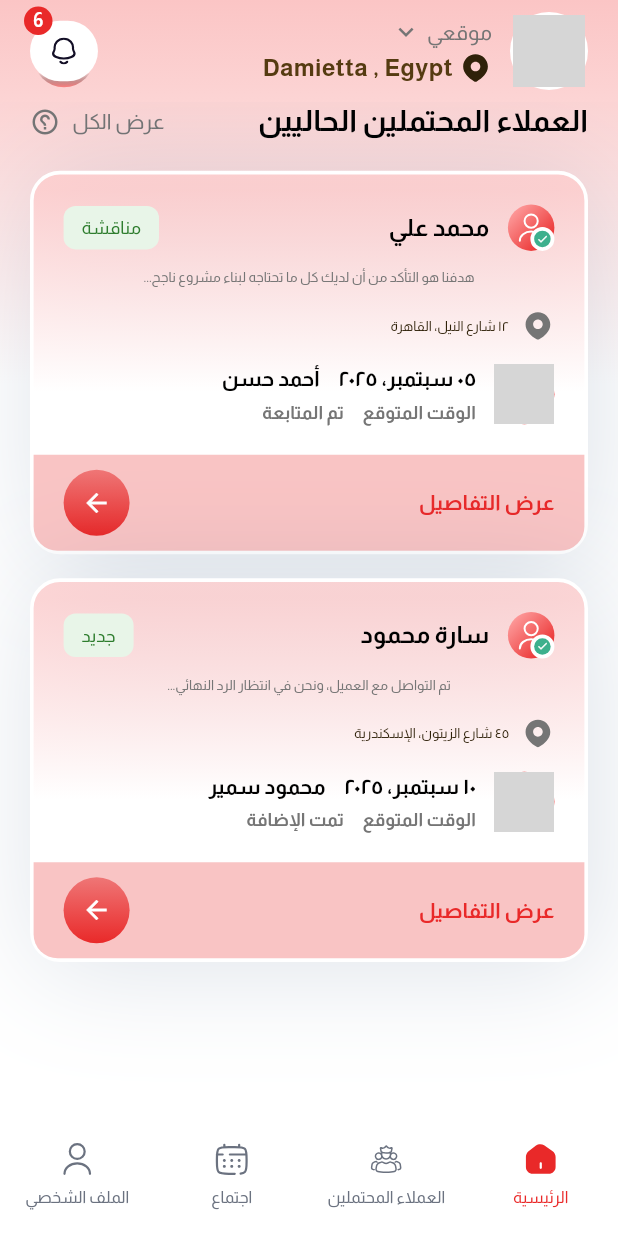
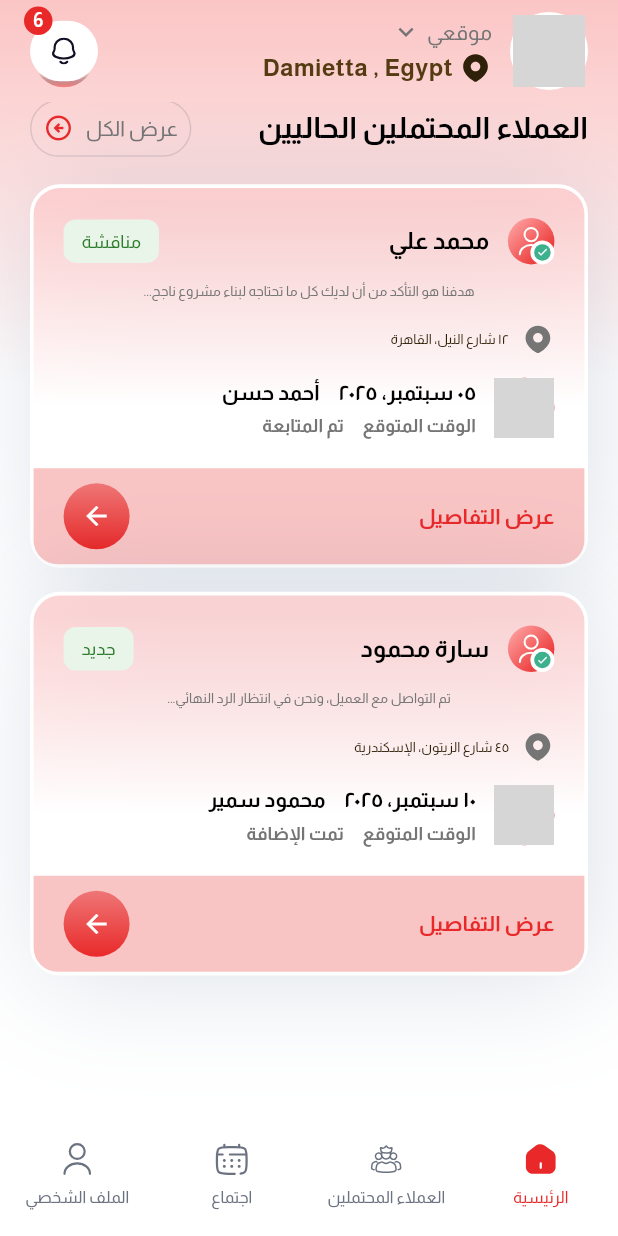
Before and after one commit to Tqniait123/crm_app, a Flutter app: the LayoutScreen screen opened by its route, scrolled down 1011 dp, on a phone screen of 412 x 824 dp. Run offline on Flutter 3.47's test engine with Material 3 defaults, Android fonts, the phone set to English and light mode, and no system bars; our stand-ins replace auto_size_text, bloc, bot_toast, cached_network_image, connectivity_plus, dartz and 20 more; accounts and stored records are empty; network calls fail; grey boxes are pictures that could not be loaded.

Commit message:
style(home): update view all button styling in current leads section

```diff
--- a/lib/features/home/presentation/widgets/current_leads_section.dart
+++ b/lib/features/home/presentation/widgets/current_leads_section.dart
@@ -27,15 +27,22 @@ class CurrentLeadsSection extends StatelessWidget {
                 LocaleKeys.current_leads.tr(),
                 style: const TextStyle(fontSize: 20, fontWeight: FontWeight.bold, color: Colors.black),
               ),
-              Row(
+              Container(
+                padding: const EdgeInsets.symmetric(horizontal: 8, vertical: 8),
+                decoration: BoxDecoration(
+                  borderRadius: BorderRadius.circular(50),
+                  border: Border.all(color: const Color(0xFF061F35).withOpacity(0.12)),
+                ),
+                child: Row(
                   children: [
                     Text(
                       LocaleKeys.view_all.tr(),
                       style: TextStyle(fontSize: 14, fontWeight: FontWeight.w500, color: Colors.grey[600]),
                     ),
                     8.gap,
-                  Icon(Icons.help_outline, size: 20, color: Colors.grey[600]),
+                    Icon(Icons.arrow_circle_left_outlined, size: 20, color: AppColors.primary),
                   ],
+                ),
               ),
             ],
           ),
```
Lines whose indentation alone changed are shown as unchanged.
